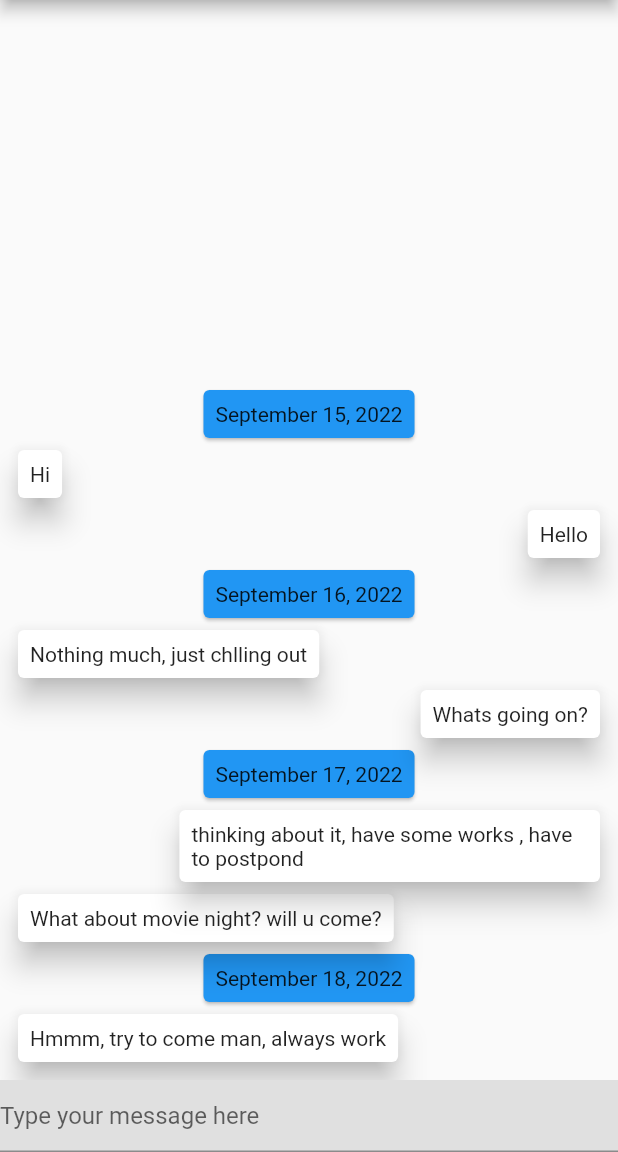
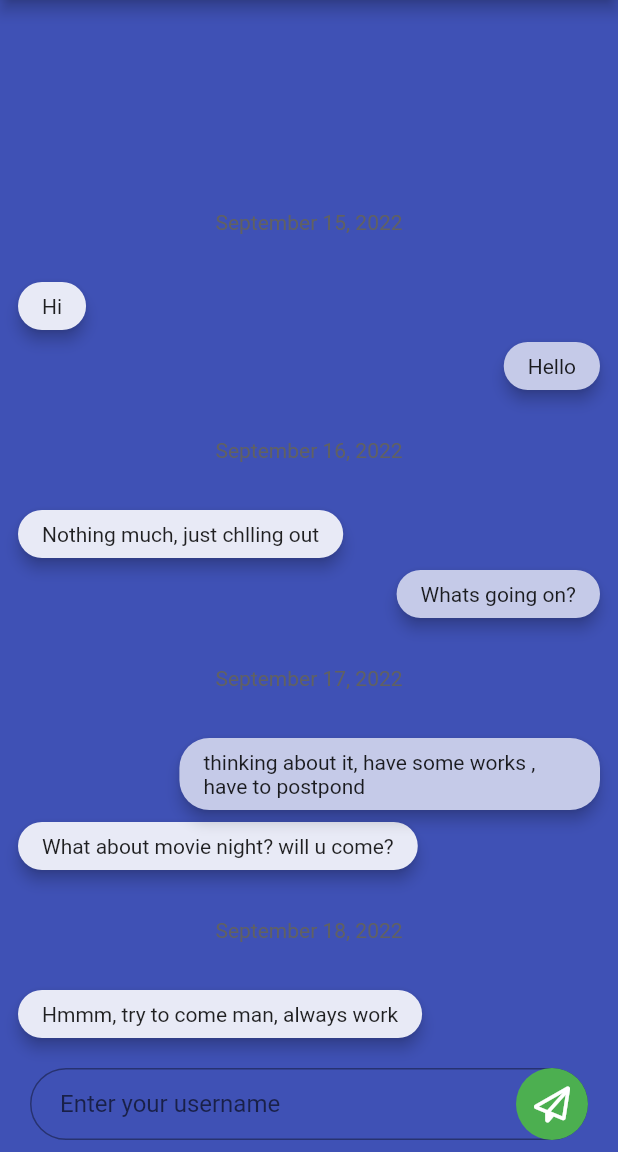
Before and after one commit to neethanz/chat_ui, a Flutter app: the screen it shows after launch, on a phone screen of 412 x 824 dp, the part 84-1236 px from its top. Run offline on Flutter 3.47's test engine with Material 2 defaults, Android fonts, the phone set to English and light mode, and no system bars; drawn by our look-alikes of grouped_list; our stand-ins replace font_awesome_flutter.

Commit message:
Improve design

```diff
--- a/packages/chat/lib/chat_screen.dart
+++ b/packages/chat/lib/chat_screen.dart
@@ -2,6 +2,7 @@ import 'package:chat/message_model.dart';
 import 'package:flutter/material.dart';
 import 'package:grouped_list/grouped_list.dart';
 import 'package:intl/intl.dart';
+import 'package:font_awesome_flutter/font_awesome_flutter.dart';
 
 class ChatScreen extends StatefulWidget {
   const ChatScreen({Key? key}) : super(key: key);
@@ -44,6 +45,7 @@ class _ChatScreenState extends State<ChatScreen> {
   @override
   Widget build(BuildContext context) {
     return Scaffold(
+      backgroundColor: Color(0xff3F51B5),
       appBar: AppBar(title: const Text('Chat UI')),
       body: Column(
         children: [
@@ -56,16 +58,17 @@ class _ChatScreenState extends State<ChatScreen> {
             order: GroupedListOrder.DESC,
             groupBy: (Message message) => DateTime(
                 message.date.year, message.date.month, message.date.day),
-            groupHeaderBuilder: (Message message) => SizedBox(
+            groupHeaderBuilder: (Message message) => Padding(
+              padding: const EdgeInsets.symmetric(vertical: 16),
+              child: SizedBox(
                 height: 40,
                 child: Align(
                   alignment: Alignment.center,
-                child: Card(
-                  color: Theme.of(context).primaryColor,
                   child: Padding(
                     padding: const EdgeInsets.all(8),
                     child: Text(
                       DateFormat.yMMMMd().format(message.date),
+                      style: TextStyle(color: Colors.grey.shade700),
                     ),
                   ),
                 ),
@@ -79,9 +82,16 @@ class _ChatScreenState extends State<ChatScreen> {
                 constraints: BoxConstraints(
                     maxWidth: MediaQuery.of(context).size.width * 0.7),
                 child: Card(
-                  elevation: 8,
+                  color: message.isSentByMe
+                      ? Color(0xffC5CAE8)
+                      : Color(0xffE8EAF6),
+                  shape: RoundedRectangleBorder(
+                    borderRadius: BorderRadius.circular(20),
+                  ),
+                  elevation: 4,
                   child: Padding(
-                    padding: const EdgeInsets.all(8.0),
+                    padding:
+                        const EdgeInsets.symmetric(vertical: 8, horizontal: 16),
                     child: Text(message.text),
                   ),
                 ),
@@ -89,10 +99,31 @@ class _ChatScreenState extends State<ChatScreen> {
             ),
           )),
           Container(
-            color: Colors.grey.shade300,
+            // color: Colors.grey.shade300,
+            child: Padding(
+              padding: const EdgeInsets.symmetric(horizontal: 20, vertical: 8),
               child: TextField(
-                decoration:
-                    const InputDecoration(hintText: 'Type your message here'),
+                  decoration: InputDecoration(
+                    border: OutlineInputBorder(
+                      borderRadius: BorderRadius.circular(50),
+                    ),
+                    labelText: 'Enter your username',
+                    contentPadding: const EdgeInsets.symmetric(horizontal: 20),
+                    suffixIcon: Container(
+                      width: 30,
+                      height: 30,
+                      decoration: BoxDecoration(
+                          color: Colors.green,
+                          borderRadius: BorderRadius.circular(30)),
+                      child: Align(
+                        alignment: Alignment.center,
+                        child: const FaIcon(
+                          FontAwesomeIcons.paperPlane,
+                          color: Colors.white,
+                        ),
+                      ),
+                    ),
+                  ),
                   onSubmitted: (text) {
                     final message = Message(
                         text: text, date: DateTime.now(), isSentByMe: true);
@@ -100,6 +131,7 @@ class _ChatScreenState extends State<ChatScreen> {
                       messages.add(message);
                     });
                   }),
+            ),
           )
         ],
       ),
--- a/packages/chat/pubspec.yaml
+++ b/packages/chat/pubspec.yaml
@@ -14,6 +14,7 @@ dependencies:
   grouped_list: ^5.1.2
   intl: ^0.17.0
   cupertino_icons: ^1.0.2
+  font_awesome_flutter: ^10.1.0
 
 dev_dependencies:
   flutter_test:
```
Also changed, not shown: packages/chat/pubspec.lock, pubspec.lock. Lines whose indentation alone changed are shown as unchanged.
